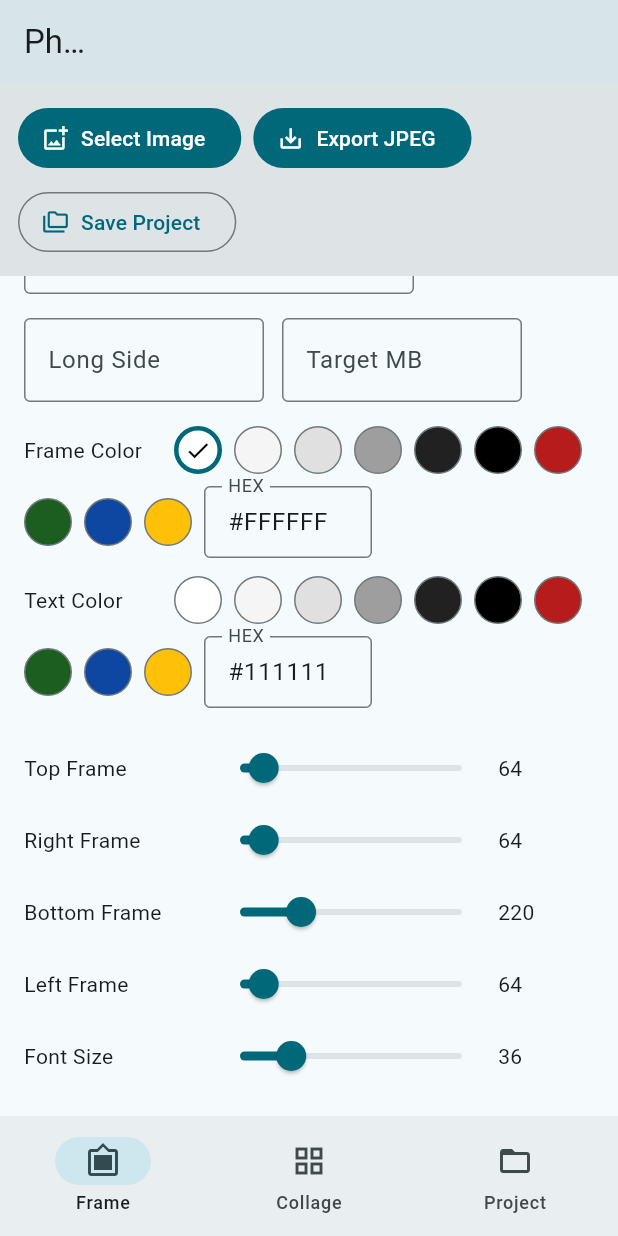
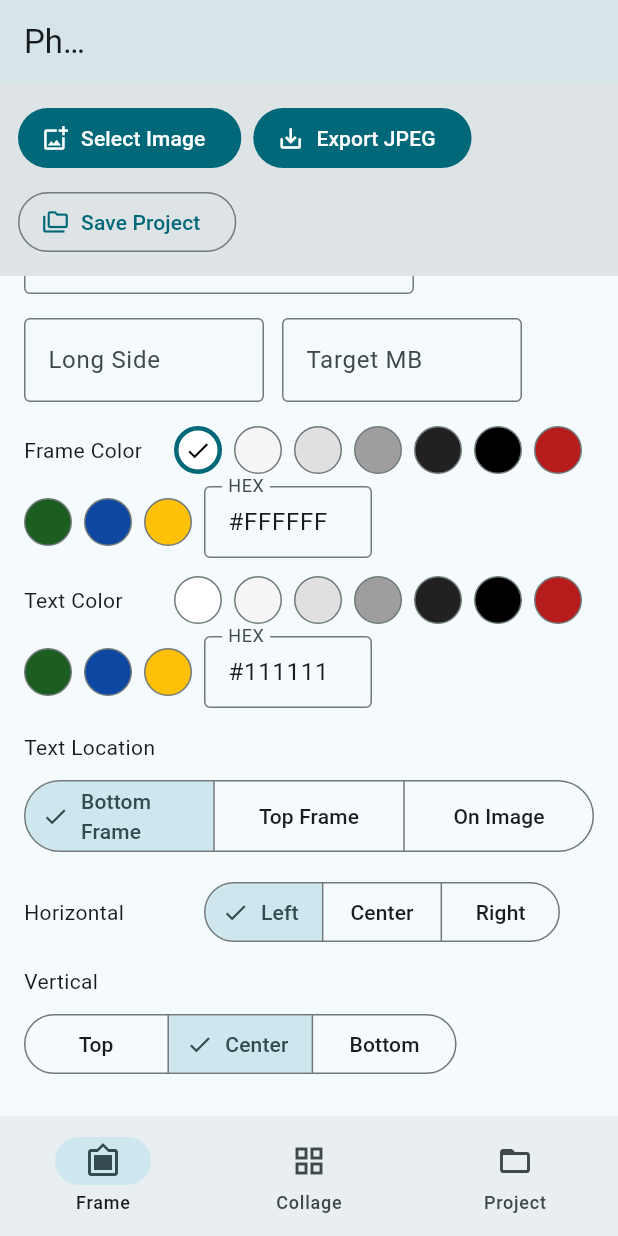
Before and after one commit to ketochiko-ops/flutter-photo-collage-app, a Flutter app: the screen it shows after launch, scrolled down 864 dp, on a phone screen of 412 x 824 dp. Run offline on Flutter 3.47's test engine with Material 3 defaults, Android fonts, the phone set to English and light mode, and no system bars; our stand-ins replace google_mobile_ads; missing offline and left inert: exif, file_selector; network calls fail.

Commit message:
テキストの表示位置を選択する機能を追加

```diff
--- a/lib/main.dart
+++ b/lib/main.dart
@@ -492,6 +492,61 @@ class _FrameEditorPageState extends State<FrameEditorPage> {
             ],
           ),
           const SizedBox(height: 16),
+          Wrap(
+            spacing: 12,
+            runSpacing: 12,
+            children: [
+              SegmentedField<TextPlacement>(
+                label: 'Text Location',
+                value: _frame.textPlacement,
+                options: const {
+                  TextPlacement.bottomFrame: 'Bottom Frame',
+                  TextPlacement.topFrame: 'Top Frame',
+                  TextPlacement.image: 'On Image',
+                },
+                onChanged: (value) {
+                  setState(() => _frame = _frame.copyWith(textPlacement: value));
+                  _schedulePreviewRefresh();
+                },
+              ),
+              SegmentedField<TextHorizontalAlignment>(
+                label: 'Horizontal',
+                value: _frame.textHorizontalAlignment,
+                options: const {
+                  TextHorizontalAlignment.left: 'Left',
+                  TextHorizontalAlignment.center: 'Center',
+                  TextHorizontalAlignment.right: 'Right',
+                },
+                onChanged: (value) {
+                  setState(
+                    () => _frame = _frame.copyWith(
+                      textHorizontalAlignment: value,
+                    ),
+                  );
+                  _schedulePreviewRefresh();
+                },
+              ),
+              SegmentedField<TextVerticalAlignment>(
+                label: 'Vertical',
+                value: _frame.textVerticalAlignment,
+                options: const {
+                  TextVerticalAlignment.top: 'Top',
+                  TextVerticalAlignment.center: 'Center',
+                  TextVerticalAlignment.bottom: 'Bottom',
+                },
+                onChanged: (value) {
+                  setState(
+                    () => _frame = _frame.copyWith(
+                      textVerticalAlignment: value,
+                    ),
+                  );
+                  _schedulePreviewRefresh();
+                },
+              ),
+            ],
+          ),
+          if (_frame.textPlacement != TextPlacement.image) ...[
+            const SizedBox(height: 16),
             SliderField(
               label: 'Top Frame',
               value: _frame.topFrameWidth,
@@ -543,6 +598,7 @@ class _FrameEditorPageState extends State<FrameEditorPage> {
                 _schedulePreviewRefresh();
               },
             ),
+          ],
           SliderField(
             label: 'Font Size',
             value: _frame.textStyle.fontSize,
@@ -1030,6 +1086,48 @@ class SliderField extends StatelessWidget {
   }
 }
 
+class SegmentedField<T> extends StatelessWidget {
+  const SegmentedField({
+    required this.label,
+    required this.value,
+    required this.options,
+    required this.onChanged,
+    super.key,
+  });
+
+  final String label;
+  final T value;
+  final Map<T, String> options;
+  final ValueChanged<T> onChanged;
+
+  @override
+  Widget build(BuildContext context) {
+    return SizedBox(
+      width: 420,
+      child: Wrap(
+        spacing: 8,
+        runSpacing: 8,
+        crossAxisAlignment: WrapCrossAlignment.center,
+        children: [
+          SizedBox(width: 112, child: Text(label)),
+          SegmentedButton<T>(
+            segments: options.entries
+                .map(
+                  (entry) => ButtonSegment<T>(
+                    value: entry.key,
+                    label: Text(entry.value),
+                  ),
+                )
+                .toList(),
+            selected: {value},
+            onSelectionChanged: (selected) => onChanged(selected.single),
+          ),
+        ],
+      ),
+    );
+  }
+}
+
 class ColorSwatchField extends StatefulWidget {
   const ColorSwatchField({
     required this.label,
--- a/lib/models/project_document.dart
+++ b/lib/models/project_document.dart
@@ -2,6 +2,12 @@ import 'export_settings.dart';
 import 'photo_metadata.dart';
 
 enum ProjectKind { frame, collage }
+
+enum TextHorizontalAlignment { left, center, right }
+
+enum TextVerticalAlignment { top, center, bottom }
+
+enum TextPlacement { topFrame, bottomFrame, image }
 
 class ProjectAsset {
   const ProjectAsset({
@@ -79,6 +85,9 @@ class FrameSettings {
     this.bottomPanelHeight = 220,
     this.imagePadding = 24,
     this.textStyle = const TextStyleSettings(),
+    this.textHorizontalAlignment = TextHorizontalAlignment.left,
+    this.textVerticalAlignment = TextVerticalAlignment.center,
+    this.textPlacement = TextPlacement.bottomFrame,
   });
 
   final int borderColor;
@@ -91,6 +100,9 @@ class FrameSettings {
   final double bottomPanelHeight;
   final double imagePadding;
   final TextStyleSettings textStyle;
+  final TextHorizontalAlignment textHorizontalAlignment;
+  final TextVerticalAlignment textVerticalAlignment;
+  final TextPlacement textPlacement;
 
   FrameSettings copyWith({
     int? borderColor,
@@ -103,6 +115,9 @@ class FrameSettings {
     double? bottomPanelHeight,
     double? imagePadding,
     TextStyleSettings? textStyle,
+    TextHorizontalAlignment? textHorizontalAlignment,
+    TextVerticalAlignment? textVerticalAlignment,
+    TextPlacement? textPlacement,
   }) {
     return FrameSettings(
       borderColor: borderColor ?? this.borderColor,
@@ -116,6 +131,10 @@ class FrameSettings {
           bottomPanelHeight ?? bottomFrameWidth ?? this.bottomPanelHeight,
       imagePadding: imagePadding ?? this.imagePadding,
       textStyle: textStyle ?? this.textStyle,
+      textHorizontalAlignment:
+          textHorizontalAlignment ?? this.textHorizontalAlignment,
+      textVerticalAlignment: textVerticalAlignment ?? this.textVerticalAlignment,
+      textPlacement: textPlacement ?? this.textPlacement,
     );
   }
 
@@ -130,6 +149,9 @@ class FrameSettings {
         'bottomPanelHeight': bottomFrameWidth,
         'imagePadding': imagePadding,
         'textStyle': textStyle.toJson(),
+        'textHorizontalAlignment': textHorizontalAlignment.name,
+        'textVerticalAlignment': textVerticalAlignment.name,
+        'textPlacement': textPlacement.name,
       };
 
   factory FrameSettings.fromJson(Map<String, dynamic> json) {
@@ -155,8 +177,35 @@ class FrameSettings {
       textStyle: TextStyleSettings.fromJson(
         json['textStyle'] as Map<String, dynamic>? ?? const <String, dynamic>{},
       ),
+      textHorizontalAlignment: _enumValue(
+        TextHorizontalAlignment.values,
+        json['textHorizontalAlignment'] as String?,
+        TextHorizontalAlignment.left,
+      ),
+      textVerticalAlignment: _enumValue(
+        TextVerticalAlignment.values,
+        json['textVerticalAlignment'] as String?,
+        TextVerticalAlignment.center,
+      ),
+      textPlacement: _enumValue(
+        TextPlacement.values,
+        json['textPlacement'] as String?,
+        TextPlacement.bottomFrame,
+      ),
     );
   }
+}
+
+T _enumValue<T extends Enum>(List<T> values, String? name, T fallback) {
+  if (name == null) {
+    return fallback;
+  }
+  for (final value in values) {
+    if (value.name == name) {
+      return value;
+    }
+  }
+  return fallback;
 }
 
 class CollageSettings {
--- a/lib/services/local_image_composer.dart
+++ b/lib/services/local_image_composer.dart
@@ -29,18 +29,24 @@ class LocalImageComposer {
     final picture = ui.PictureRecorder();
     final canvas = Canvas(picture);
 
+    if (frameSettings.textPlacement != TextPlacement.image) {
       canvas.drawRect(
         Offset.zero & size,
         Paint()..color = Color(frameSettings.backgroundColor),
       );
+    }
 
-    final imageBounds = Rect.fromLTRB(
+    final imageBounds = frameSettings.textPlacement == TextPlacement.image
+        ? Offset.zero & size
+        : Rect.fromLTRB(
             frameSettings.leftFrameWidth,
             frameSettings.topFrameWidth,
             size.width - frameSettings.rightFrameWidth,
             size.height - frameSettings.bottomFrameWidth,
           );
-    final imageRect = _safeDeflate(imageBounds, frameSettings.imagePadding);
+    final imageRect = frameSettings.textPlacement == TextPlacement.image
+        ? imageBounds
+        : _safeDeflate(imageBounds, frameSettings.imagePadding);
 
     _drawFittedImage(canvas, image, imageRect, BoxFit.contain);
     _drawMetadataPanel(canvas, size, metadata, frameSettings);
@@ -128,13 +134,21 @@ class LocalImageComposer {
     PhotoMetadata metadata,
     FrameSettings settings,
   ) {
-    final panelTop = size.height - settings.bottomFrameWidth;
-    final panel = Rect.fromLTWH(
+    final panel = switch (settings.textPlacement) {
+      TextPlacement.topFrame => Rect.fromLTWH(
           settings.leftFrameWidth,
-      panelTop,
+          0,
+          size.width - settings.leftFrameWidth - settings.rightFrameWidth,
+          settings.topFrameWidth,
+        ),
+      TextPlacement.bottomFrame => Rect.fromLTWH(
+          settings.leftFrameWidth,
+          size.height - settings.bottomFrameWidth,
           size.width - settings.leftFrameWidth - settings.rightFrameWidth,
           settings.bottomFrameWidth,
-    );
+        ),
+      TextPlacement.image => (Offset.zero & size).deflate(settings.imagePadding),
+    };
     if (panel.width <= 0 || panel.height <= 0) {
       return;
     }
@@ -157,12 +171,25 @@ class LocalImageComposer {
     final painter = TextPainter(
       text: TextSpan(children: children),
       textDirection: TextDirection.ltr,
+      textAlign: _textAlign(settings.textHorizontalAlignment),
       maxLines: 3,
       ellipsis: '...',
-    )..layout(maxWidth: panel.width);
+    )..layout(minWidth: panel.width, maxWidth: panel.width);
 
-    final dy = panel.top + (panel.height - painter.height) / 2;
+    final dy = switch (settings.textVerticalAlignment) {
+      TextVerticalAlignment.top => panel.top,
+      TextVerticalAlignment.center => panel.top + (panel.height - painter.height) / 2,
+      TextVerticalAlignment.bottom => panel.bottom - painter.height,
+    };
     painter.paint(canvas, Offset(panel.left, dy));
+  }
+
+  TextAlign _textAlign(TextHorizontalAlignment alignment) {
+    return switch (alignment) {
+      TextHorizontalAlignment.left => TextAlign.left,
+      TextHorizontalAlignment.center => TextAlign.center,
+      TextHorizontalAlignment.right => TextAlign.right,
+    };
   }
 
   Rect _safeDeflate(Rect rect, double delta) {
```
Also changed, not shown: 1 other file. Lines whose indentation alone changed are shown as unchanged.
